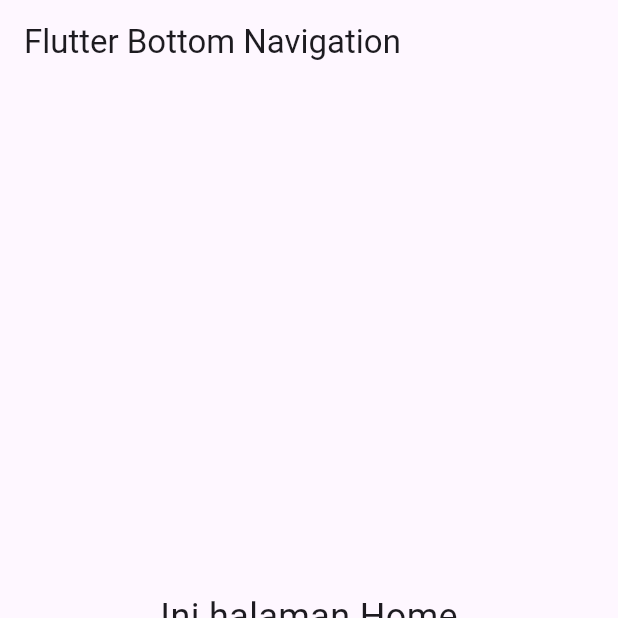
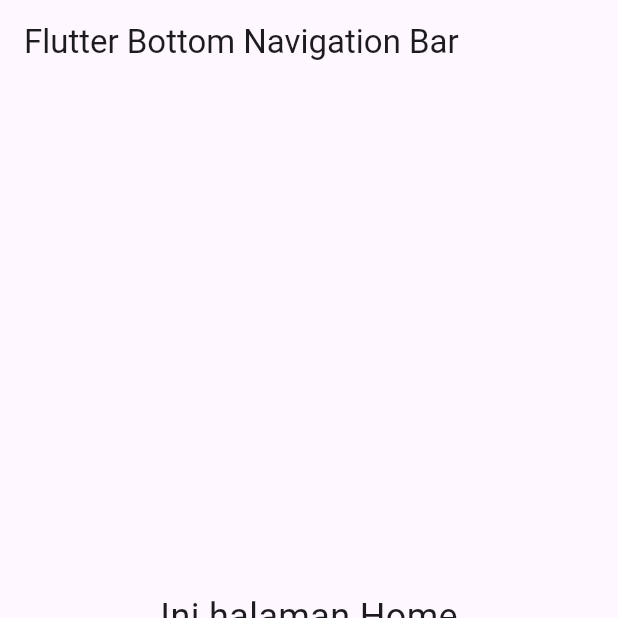
Before and after one commit to ilhamafandi21/firstapp, a Flutter app: the screen it shows after launch, on a phone screen of 412 x 824 dp, the top half of it. Run offline on Flutter 3.47's test engine with Material 3 defaults, Android fonts, the phone set to English and light mode, and no system bars.

Commit message:
01-10-2025

```diff
--- a/lib/main.dart
+++ b/lib/main.dart
@@ -44,7 +44,7 @@ class _MyHomePageState extends State<MyHomePage>{
   Widget build(BuildContext context){
     return Scaffold(
       appBar: AppBar(
-        title: const Text('Flutter Bottom Navigation '),),
+        title: const Text('Flutter Bottom Navigation Bar'),),
       body: _pages[_selectedIndex],
       bottomNavigationBar: BottomNavigationBar(
         type: BottomNavigationBarType.fixed,
```
